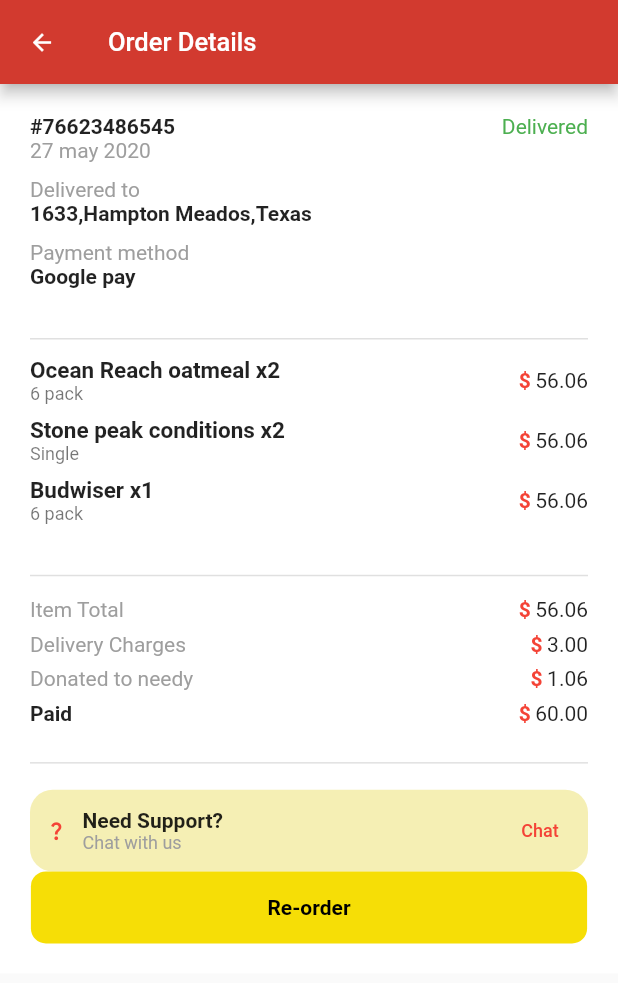
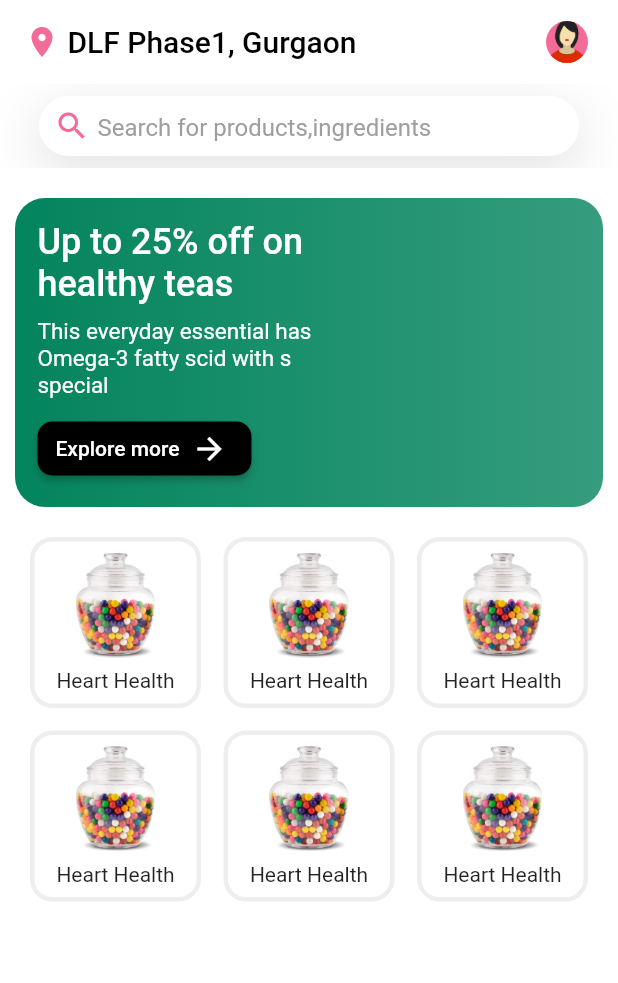
Before and after one commit to Nishadatgit/luminar-Projects, a Flutter app: the screen it shows after launch, on a phone screen of 412 x 824 dp. Shown: the top 983 px of the screen. Run offline on Flutter 3.47's test engine with Material 2 defaults, Android fonts, the phone set to English and light mode, and no system bars; our stand-ins replace accordion, curved_navigation_bar, email_validator, eva_icons_flutter, flutter_svg, font_awesome_flutter and 4 more; missing offline and left inert: random_date, staggered_grid_view_flutter.

Commit message:
DLF ui completed

```diff
--- a/lib/main.dart
+++ b/lib/main.dart
@@ -39,6 +39,7 @@ import 'package:demo_project/splash_screen.dart';
 import 'package:demo_project/staggered_gridview.dart';
 import 'package:demo_project/tab_bars.dart';
 import 'package:demo_project/text_field.dart';
+import 'package:demo_project/ui/DLF%20ui/dlf_ui.dart';
 import 'package:demo_project/ui/category%20ui/category_page.dart';
 import 'package:demo_project/ui/login%20ui/login_1.dart';
 import 'package:demo_project/ui/order%20page%20ui/order_page.dart';
@@ -67,7 +68,9 @@ class MyApp extends StatelessWidget {
         'profile': (context) => const ProfilePage(),
         'home': (context) => const HomePage()
       },
-      home: const OrderPage(),
+      home: const DLFUi(
+
+      ),
     );
   }
 }
--- /dev/null
+++ b/lib/ui/DLF ui/dlf_ui.dart
@@ -0,0 +1,196 @@
+import 'package:flutter/material.dart';
+import 'package:flutter/src/foundation/key.dart';
+import 'package:flutter/src/widgets/framework.dart';
+import 'package:flutter_svg/svg.dart';
+import 'package:font_awesome_flutter/font_awesome_flutter.dart';
+
+class DLFUi extends StatelessWidget {
+  const DLFUi({Key? key}) : super(key: key);
+
+  static const pColor = Color.fromARGB(
+    255,
+    244,
+    106,
+    152,
+  );
+
+  @override
+  Widget build(BuildContext context) {
+    return Scaffold(
+      backgroundColor: Colors.white,
+      body: CustomScrollView(
+        slivers: [
+          SliverAppBar(
+            title: Row(
+              children: const [
+                Icon(
+                  Icons.location_on,
+                  color: pColor,
+                ),
+                SizedBox(
+                  width: 5,
+                ),
+                Text(
+                  'DLF Phase1, Gurgaon',
+                  style: TextStyle(color: Colors.black),
+                ),
+              ],
+            ),
+            backgroundColor: Colors.white,
+            elevation: 0,
+            actions: const [
+              Padding(
+                padding: EdgeInsets.all(14.0),
+                child: CircleAvatar(
+                  radius: 20,
+                  backgroundColor: pColor,
+                  backgroundImage: AssetImage(
+                    'assets/images/avatar.png',
+                  ),
+                ),
+              )
+            ],
+            bottom: AppBar(
+              elevation: 0,
+              backgroundColor: Colors.white,
+              title: Container(
+                alignment: Alignment.center,
+                margin: const EdgeInsets.symmetric(horizontal: 10),
+                padding: const EdgeInsets.symmetric(horizontal: 10),
+                height: 40,
+                decoration: BoxDecoration(
+                  color: Colors.white,
+                  borderRadius: const BorderRadius.all(
+                    Radius.circular(20),
+                  ),
+                  boxShadow: [
+                    BoxShadow(
+                      blurRadius: 30,
+                      spreadRadius: 1,
+                      color: Colors.grey.withOpacity(0.3),
+                      offset: const Offset(0, 10),
+                    ),
+                  ],
+                ),
+                child: Row(
+                  children: const [
+                    Icon(
+                      Icons.search,
+                      color: pColor,
+                    ),
+                    SizedBox(
+                      width: 5,
+                    ),
+                    Expanded(
+                      child: TextField(
+                        decoration: InputDecoration(
+                          enabledBorder: InputBorder.none,
+                          focusedBorder: InputBorder.none,
+                          hintText: 'Search for products,ingredients',
+                          hintStyle: TextStyle(
+                            color: Colors.grey,
+                          ),
+                        ),
+                      ),
+                    ),
+                  ],
+                ),
+              ),
+            ),
+          ),
+          SliverList(
+            delegate: SliverChildListDelegate([
+              Container(
+                padding: const EdgeInsets.all(15),
+                decoration: BoxDecoration(
+                    borderRadius: BorderRadius.circular(20),
+                    gradient: LinearGradient(
+                        begin: Alignment.centerLeft,
+                        end: Alignment.centerRight,
+                        colors: [
+                          const Color.fromARGB(255, 3, 132, 93),
+                          const Color.fromARGB(255, 3, 132, 93).withOpacity(0.8)
+                        ])),
+                margin: const EdgeInsets.only(top: 20, left: 10, right: 10),
+                height: MediaQuery.of(context).size.height * 0.25,
+                width: MediaQuery.of(context).size.width * 0.4,
+                child: Column(
+                  mainAxisAlignment: MainAxisAlignment.spaceBetween,
+                  crossAxisAlignment: CrossAxisAlignment.start,
+                  children: [
+                    const Text(
+                      'Up to 25% off on\nhealthy teas',
+                      style: TextStyle(
+                          color: Colors.white,
+                          fontSize: 24,
+                          fontWeight: FontWeight.w500),
+                    ),
+                    const Text(
+                      'This everyday essential has \nOmega-3 fatty scid with s\nspecial',
+                      style: TextStyle(
+                        color: Colors.white,
+                        fontSize: 15,
+                      ),
+                    ),
+                    ElevatedButton.icon(
+                      style: ElevatedButton.styleFrom(
+                        primary: Colors.black,
+                        shape: RoundedRectangleBorder(
+                          borderRadius: BorderRadius.circular(10),
+                        ),
+                      ),
+                      onPressed: () {},
+                      icon: const Text('Explore more'),
+                      label: const Icon(Icons.arrow_forward),
+                    )
+                  ],
+                ),
+              ),
+              Container(
+                padding: const EdgeInsets.all(20),
+                child: GridView.builder(
+                    shrinkWrap: true,
+                    itemCount: 6,
+                    padding: const EdgeInsets.all(0),
+                    gridDelegate:
+                        const SliverGridDelegateWithFixedCrossAxisCount(
+                            mainAxisSpacing: 15,
+                            crossAxisSpacing: 15,
+                            crossAxisCount: 3),
+                    itemBuilder: (ctx, index) {
+                      return Container(
+                        decoration: BoxDecoration(
+                          border:
+                              Border.all(color: Colors.grey[200]!, width: 3),
+                          borderRadius: const BorderRadius.all(
+                            Radius.circular(15),
+                          ),
+                        ),
+                        height: 100,
+                        width: 100,
+                        child: Column(
+                          mainAxisAlignment: MainAxisAlignment.spaceEvenly,
+                          children: [
+                            Container(
+                              height: 70,
+                              width: 60,
+                              decoration: const BoxDecoration(
+                                image: DecorationImage(
+                                  fit: BoxFit.fitHeight,
+                                  image: AssetImage('assets/images/candy.jpg'),
+                                ),
+                              ),
+                            ),
+                            const Text('Heart Health')
+                          ],
+                        ),
+                      );
+                    }),
+              )
+            ]),
+          )
+        ],
+      ),
+    );
+  }
+}
```
Also changed, not shown: assets/images/candy.jpg (added), assets/svg/lady.svg (added).
